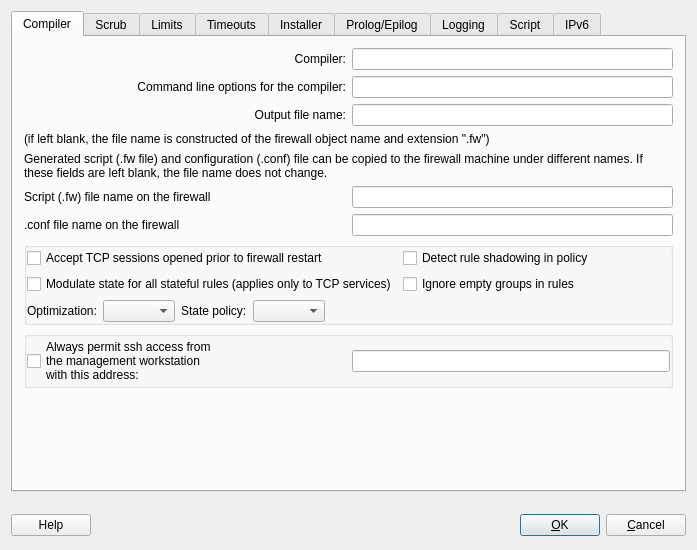
This is src/gui/pfadvanceddialog_q.ui in fwbuilder/fwbuilder as Qt 5 draws it before an edit. The edited form follows.
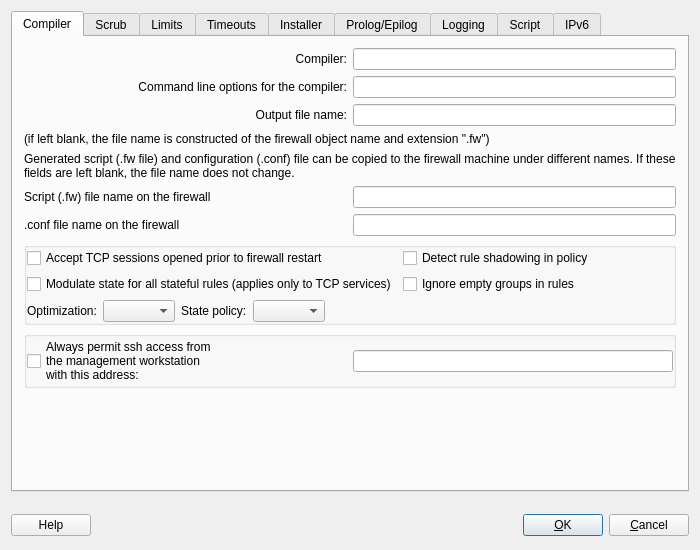
This is the edited form. The open tabs and pages were chosen to show the change.

What changed in the file:
```diff
--- a/src/gui/pfadvanceddialog_q.ui
+++ b/src/gui/pfadvanceddialog_q.ui
@@ -6,7 +6,7 @@
    <rect>
     <x>0</x>
     <y>0</y>
-    <width>697</width>
+    <width>700</width>
     <height>550</height>
    </rect>
   </property>
```
Left out of the diff: 5 changed lines with no effect on the pictures.
